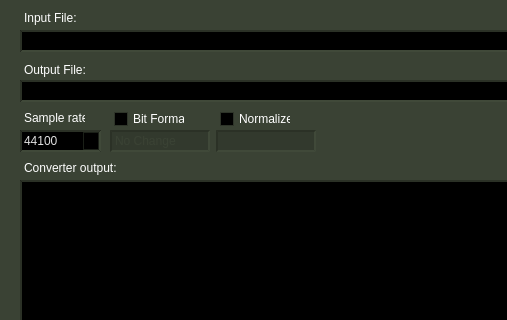
Old version of the form ferocious/mainwindow.ui in the repository jniemann66/ferocious; both pictures show x 0 to 507 and y 0 to 320 of the 740 by 660 pixel window.
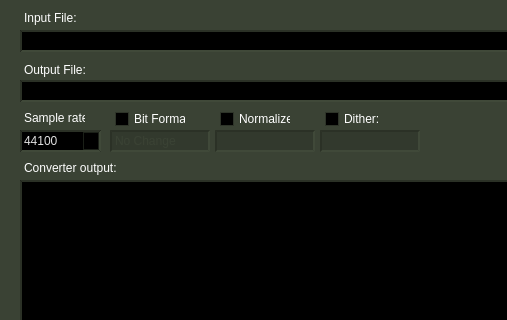
New version of the form. Icons and pictures are not drawn. Custom widgets are drawn as their Qt base class.

Commit message: added dither controls

```diff
--- a/ferocious/mainwindow.ui
+++ b/ferocious/mainwindow.ui
@@ -932,7 +932,7 @@
     </property>
     <property name="geometry">
      <rect>
-      <x>216</x>
+      <x>215</x>
       <y>130</y>
       <width>100</width>
       <height>22</height>
@@ -1336,7 +1336,7 @@
    <widget class="QCheckBox" name="BitDepthCheckBox">
     <property name="geometry">
      <rect>
-      <x>114</x>
+      <x>115</x>
       <y>110</y>
       <width>71</width>
       <height>18</height>
@@ -1346,6 +1346,54 @@
      <string>Bit Format:</string>
     </property>
    </widget>
+   <widget class="QLineEdit" name="DitherAmountEdit">
+    <property name="enabled">
+     <bool>false</bool>
+    </property>
+    <property name="geometry">
+     <rect>
+      <x>320</x>
+      <y>130</y>
+      <width>100</width>
+      <height>22</height>
+     </rect>
+    </property>
+    <property name="styleSheet">
+     <string notr="true">QLineEdit {
+	background-color: rgb(0, 0, 0);
+	color: rgb(225, 225, 225);
+	selection-background-color: rgb(0, 0, 127);
+	selection-color: rgb(255, 255, 255);
+	border-width: 2px;
+	border-style: inset;
+	border-color: #2b3126;;
+}
+
+QLineEdit:disabled {
+	background-color:   #32392d;
+	color: rgb(225, 225, 225);
+	selection-background-color: rgb(0, 0, 127);
+	selection-color: rgb(255, 255, 255);
+	border-width: 2px;
+	border-style: inset;
+	color: #3a4234;
+	border-color: #2b3126;
+}</string>
+    </property>
+   </widget>
+   <widget class="QCheckBox" name="DitherCheckBox">
+    <property name="geometry">
+     <rect>
+      <x>325</x>
+      <y>110</y>
+      <width>71</width>
+      <height>18</height>
+     </rect>
+    </property>
+    <property name="text">
+     <string>Dither:</string>
+    </property>
+   </widget>
   </widget>
   <widget class="QStatusBar" name="statusBar"/>
  </widget>
```
The commit also changes 4 other files.
